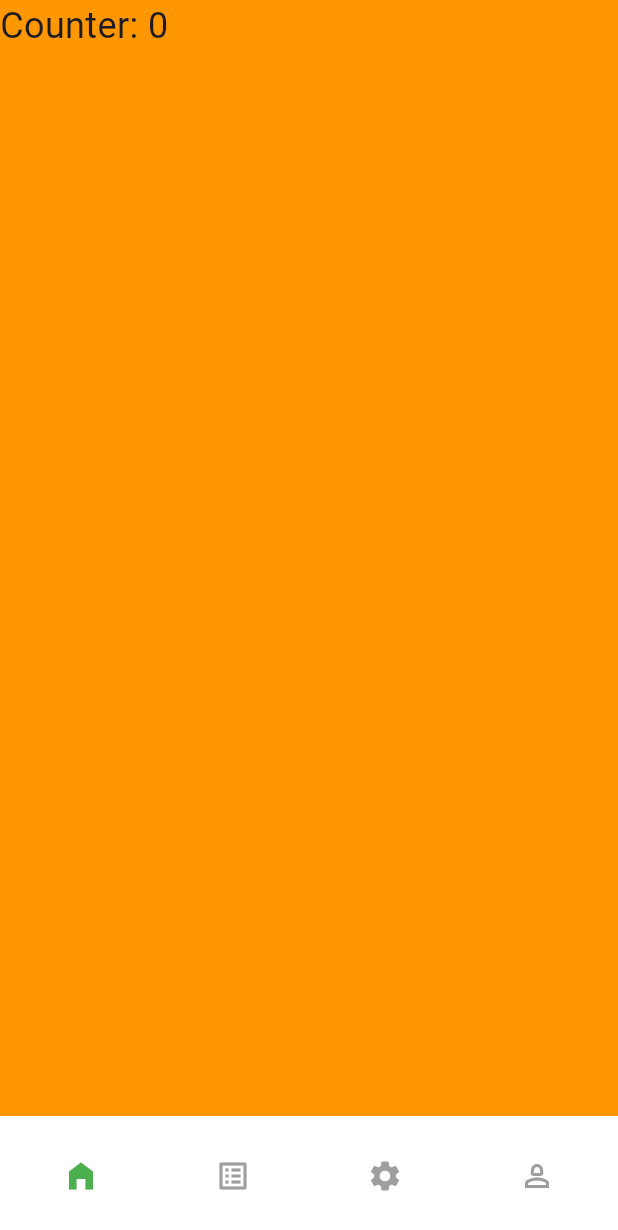
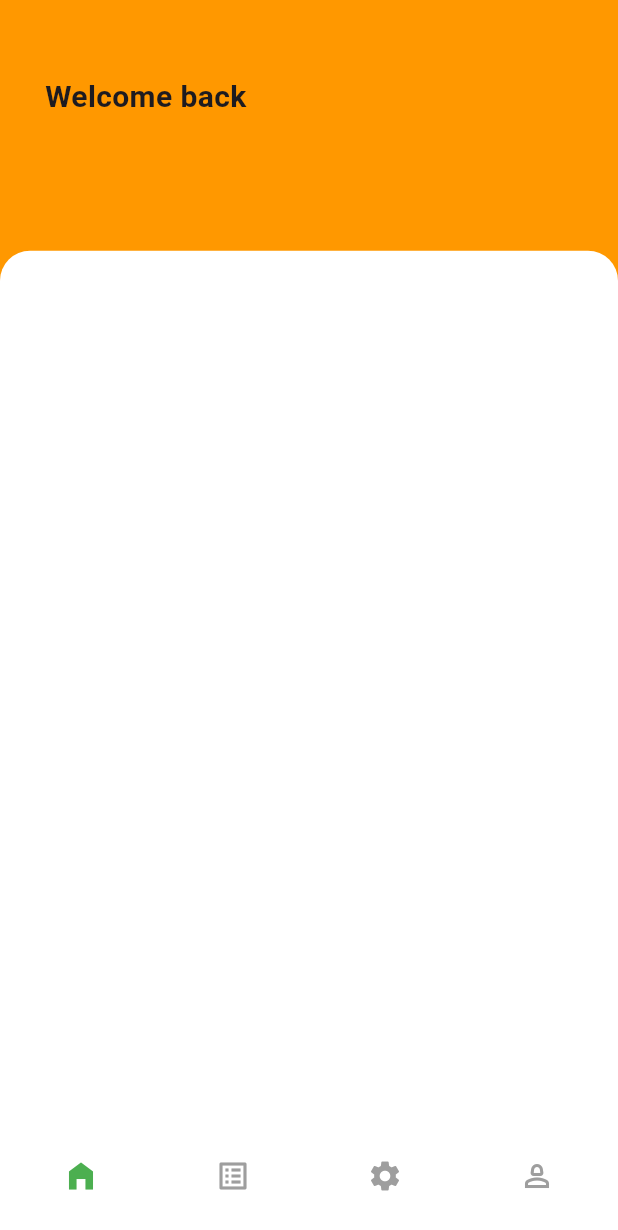
Before and after one commit to ariespirnando/ai_laundry, a Flutter app: the screen it shows after launch, on a phone screen of 412 x 824 dp. Shown: the top 1230 px of the screen. Run offline on Flutter 3.47's test engine with Material 2 defaults, Android fonts, the phone set to English and light mode, and no system bars; our stand-ins replace flutter_bloc, freezed_annotation.

Commit message:
dashboard

```diff
--- a/lib/module/dashboard/view/dashboard_view.dart
+++ b/lib/module/dashboard/view/dashboard_view.dart
@@ -1,3 +1,4 @@
+import 'package:ai_laundry/state_util.dart';
 import 'package:flutter/material.dart';
 import 'package:flutter_bloc/flutter_bloc.dart';
 import '../bloc/dashboard_bloc.dart';
@@ -53,9 +54,28 @@ class _DashboardViewState extends State<DashboardView> {
         crossAxisAlignment: CrossAxisAlignment.start,
         mainAxisAlignment: MainAxisAlignment.start,
         children: [
-          Text(
-            'Counter: ${state.counter}',
-            style: const TextStyle(fontSize: 24),
+          const SizedBox(
+            height: 20.0,
+          ),
+          Container(
+            padding: EdgeInsets.all(30),
+            child: const Text(
+              "Welcome back",
+              style: TextStyle(fontSize: 20.0, fontWeight: FontWeight.bold),
+            ),
+          ),
+          Expanded(
+            child: const SizedBox(
+              height: 2.0,
+            ),
+          ),
+          Container(
+            height: MediaQuery.of(context).size.height * 0.7,
+            decoration: const BoxDecoration(
+              color: Colors.white,
+              borderRadius: BorderRadius.only(
+                  topLeft: Radius.circular(20), topRight: Radius.circular(20)),
+            ),
           ),
         ],
       ),
```
